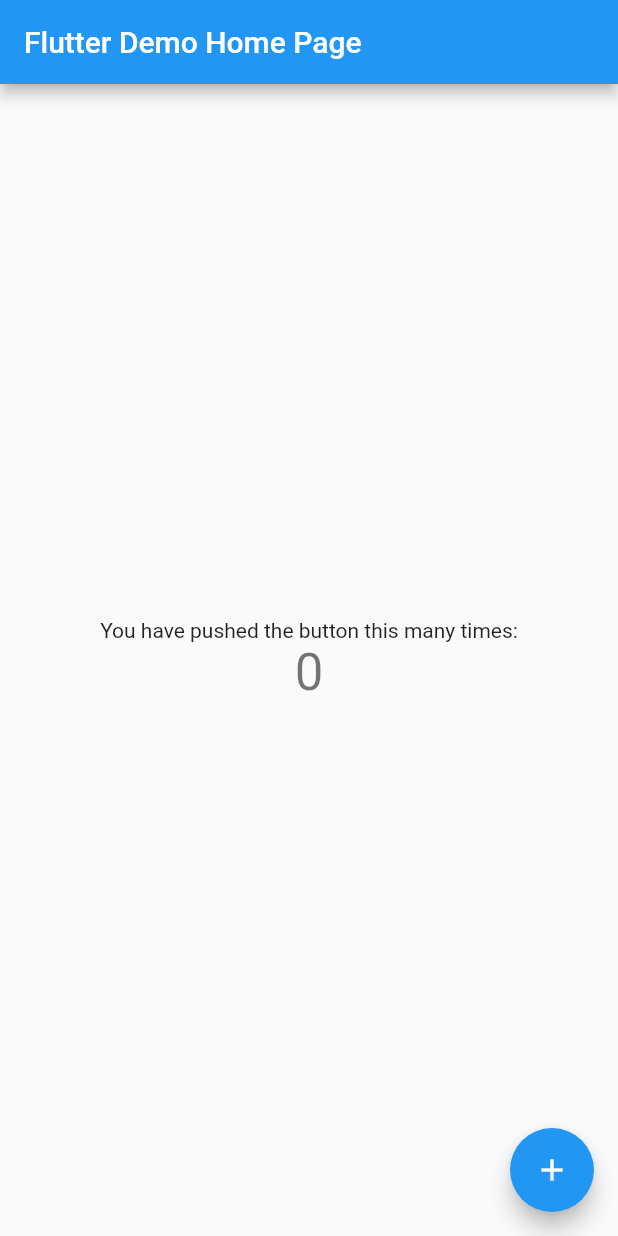
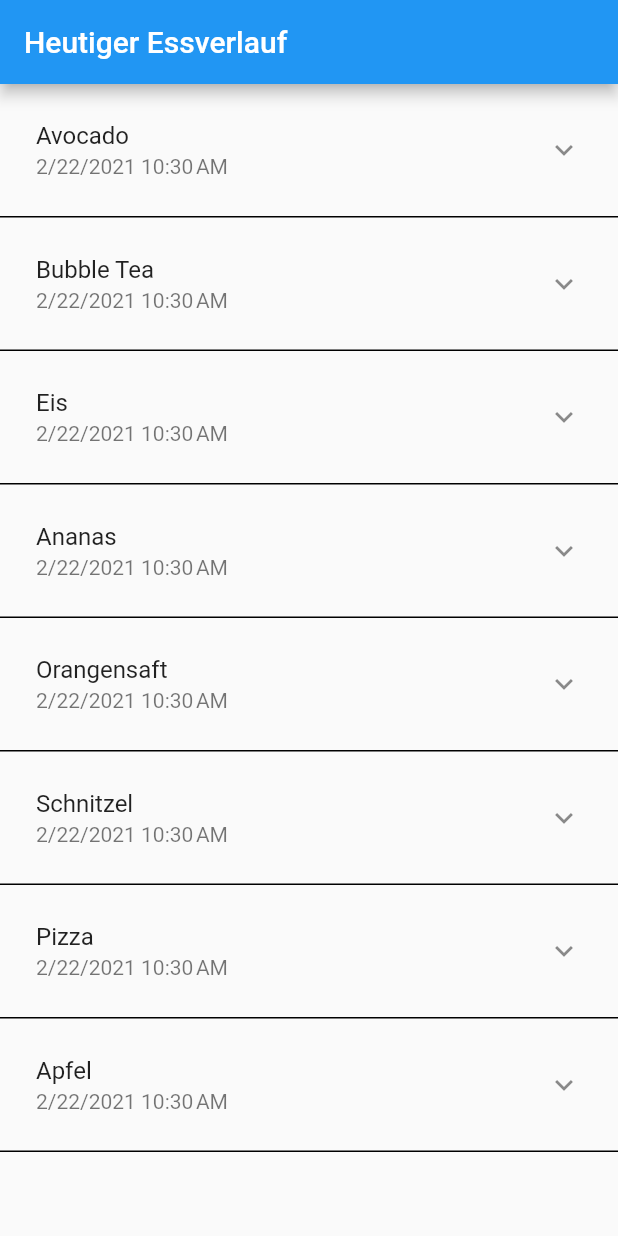
Before and after one commit to mauexe/fataway, a Flutter app: the screen it shows after launch, on a phone screen of 412 x 824 dp. Run offline on Flutter 3.47's test engine with Material 2 defaults, Android fonts, the phone set to English and light mode, and no system bars; drawn by our look-alikes of flutter_slidable.

Commit message:
history page

```diff
--- a/fataway/lib/history.dart
+++ b/fataway/lib/history.dart
@@ -0,0 +1,102 @@
+import 'package:flutter/cupertino.dart';
+import 'package:flutter/material.dart';
+import 'package:intl/intl.dart';
+import 'package:flutter_slidable/flutter_slidable.dart';
+
+// andere Funktionen möglich
+enum SlidableAction { delete }
+
+class History extends StatefulWidget {
+  @override
+  _HistoryState createState() => _HistoryState();
+}
+
+class _HistoryState extends State<History> {
+  // Testdaten
+  static List<String> entries = <String>['Avocado', 'Bubble Tea', 'Eis', 'Ananas', 'Orangensaft', 'Schnitzel', 'Pizza', 'Apfel'];
+
+  Widget _buildList() {
+    return ListView.builder(
+      itemCount: entries.length,
+      itemBuilder: (context, item) {
+        return SlidableWidget(
+            child: _buildRow(entries[item]),
+            onDismissed: (action) =>
+              dismissSlidableItem(context, item, action),
+        );
+      }
+    );
+  }
+
+  void dismissSlidableItem(BuildContext context, int index, SlidableAction action) {
+    setState(() {
+      entries.removeAt(index);
+    });
+
+    switch(action) {
+      case SlidableAction.delete:
+        Utils.showSnackBar(context, "Eintrag wurde gelöscht");
+        break;
+    }
+  }
+
+  Widget _buildRow(String entry) {
+    DateTime now = new DateTime.now();
+
+    return new Container(
+      padding: const EdgeInsets.all(8.0),
+      decoration: new BoxDecoration(
+        // color: Colors.grey,
+        border: Border(
+          bottom: BorderSide(width: 1.0, color: Colors.black)
+        )
+      ),
+      child: new ListTile (
+        title: Text(entry),
+        subtitle: Text(DateFormat.yMd().add_jm().format(now)),
+        trailing: Icon(Icons.keyboard_arrow_down),
+      )
+    );
+  }
+
+  @override
+  Widget build(BuildContext context) {
+    return Scaffold(
+      appBar: AppBar(
+        title: Text('Heutiger Essverlauf')
+      ),
+      body: _buildList()
+    );
+  }
+}
+
+class SlidableWidget extends StatelessWidget{
+  final Widget child;
+  final Function(SlidableAction action) onDismissed;
+
+  const SlidableWidget({
+    @required this.child,
+    @required this.onDismissed,
+    Key key,
+  }) : super(key : key);
+
+  @override
+  Widget build(BuildContext context) => Slidable(
+    actionPane: SlidableScrollActionPane(),
+    child: child,
+    // right side
+    secondaryActions: <Widget>[
+      IconSlideAction(
+        caption: 'Delete',
+        color: Colors.red,
+        icon: Icons.delete,
+        onTap: () => onDismissed(SlidableAction.delete),
+      )
+    ]
+  );
+}
+
+class Utils {
+  static void showSnackBar(BuildContext context, String message) =>
+      Scaffold.of(context)..hideCurrentSnackBar()..showSnackBar(SnackBar(content: Text(message)));
+}
--- a/fataway/lib/main.dart
+++ b/fataway/lib/main.dart
@@ -31,7 +31,7 @@ class MyApp extends StatelessWidget {
         // closer together (more dense) than on mobile platforms.
         visualDensity: VisualDensity.adaptivePlatformDensity,
       ),
-      home: MyHomePage(title: 'Flutter Demo Home Page'),
+      home: History() //MyHomePage(title: 'Flutter Demo Home Page'),
     );
   }
 }
--- a/fataway/pubspec.yaml
+++ b/fataway/pubspec.yaml
@@ -24,10 +24,13 @@ dependencies:
   flutter:
     sdk: flutter
 
-
   # The following adds the Cupertino Icons font to your application.
   # Use with the CupertinoIcons class for iOS style icons.
   cupertino_icons: ^1.0.0
+
+  flutter_slidable:
+
+  intl:
 
 dev_dependencies:
   flutter_test:
```
Also changed, not shown: fataway/pubspec.lock, 1 other file.
